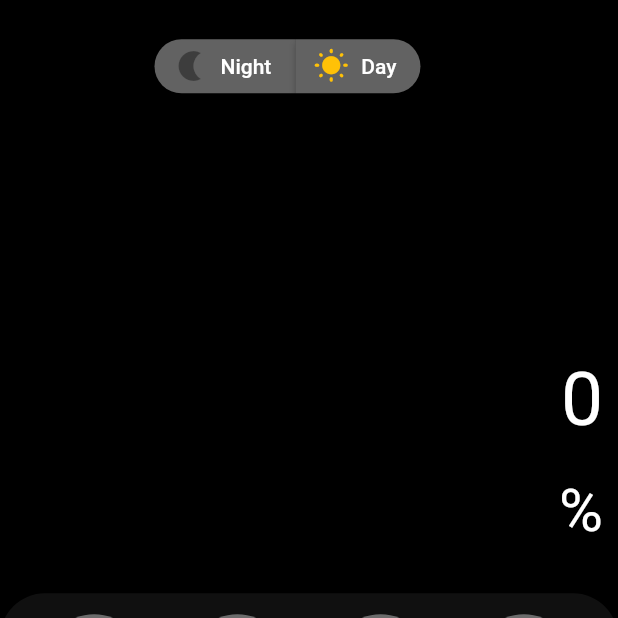
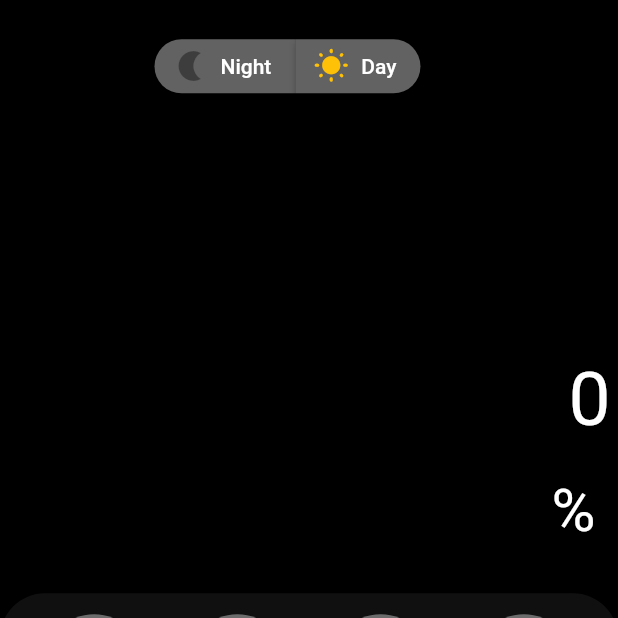
Before and after one commit to Oabanjo01/calculator-app, a Flutter app: the screen it shows after launch, after a tap on an icon or button, on a phone screen of 412 x 824 dp, the top half of it. Run offline on Flutter 3.47's test engine with Material 2 defaults, Android fonts, the phone set to English and light mode, and no system bars; our stand-ins replace math_expressions, shared_preferences.

```diff
--- a/lib/screen/home.dart
+++ b/lib/screen/home.dart
@@ -37,13 +37,16 @@ class _HomeState extends State<Home> {
           Expression exp = p.parse(solution);
 
           ContextModel cm = ContextModel();
-          output = "${exp.evaluate(EvaluationType.REAL, cm)}";
+          output = ("${exp.evaluate(EvaluationType.REAL, cm)}");
+
         }catch(e){
-          output = "error";
+          output = "Error";
         }
 
 
-      } else if (input == '0') {
+      } else if (input == '.') {
+        input = '0.';
+      }else if (input == '0') {
         input = buttonText;
       } else if (buttonText == '%') {
         solution = input;
@@ -66,14 +69,13 @@ class _HomeState extends State<Home> {
               children: <Widget>[
                 SingleChildScrollView(
                   child: Container(
-                  padding: EdgeInsets.only(
-                    right: 10,
-                  ),
+                  padding: const EdgeInsets.only(left: 5, right: 5),
                     height: size.height * 0.36,
                     alignment: Alignment.bottomRight,
                     child: Text(
                       output,
                       style: TextStyle(
+                        overflow: TextOverflow.clip,
                         fontSize: 50
                       ),
                     )),
@@ -97,7 +99,9 @@ class _HomeState extends State<Home> {
               ]
             ),
             SizedBox(height: size.height * 0.025,),
-            Container(
+            Padding(
+              padding: const EdgeInsets.only(left: 5, right: 5),
+              child: Container(
                   width: size.width * 1,
                   height: size.height * 0.07,
                   padding: EdgeInsets.only(
@@ -107,7 +111,9 @@ class _HomeState extends State<Home> {
                     input,
                     style: TextStyle(fontSize: 40),
                     textAlign: TextAlign.end,
+                    maxLines: 1
                   )),
+            ),
             SizedBox(height: size.height * 0.025,),
             Expanded(
               child: Container(
```
Lines whose indentation alone changed are shown as unchanged.
